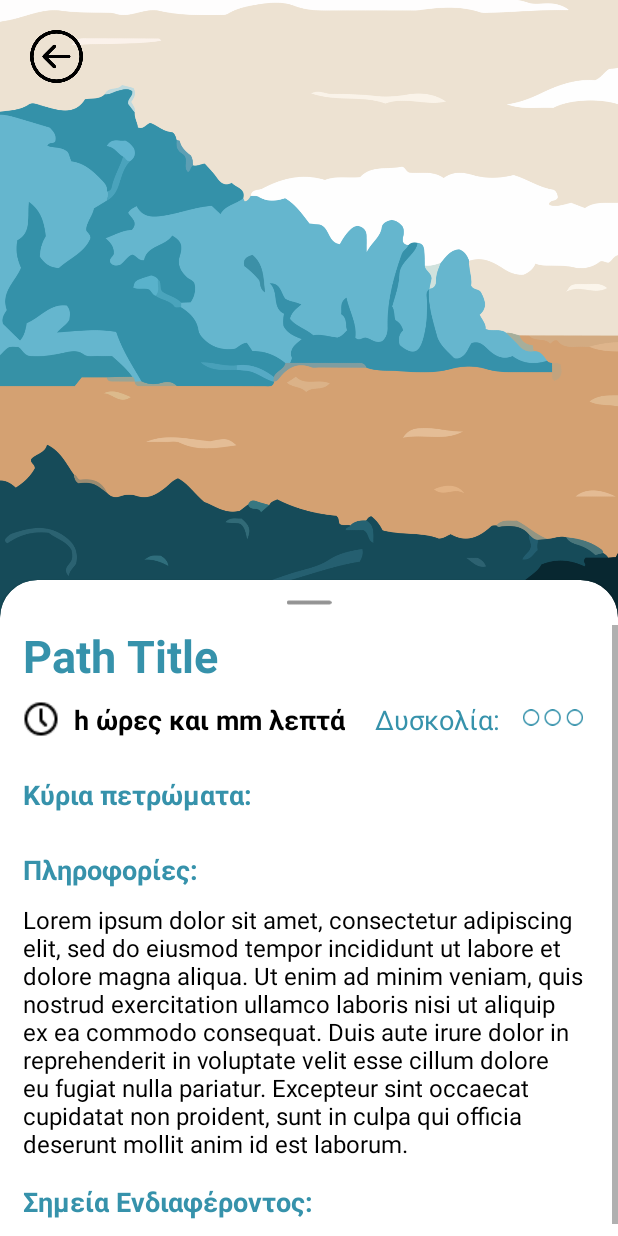
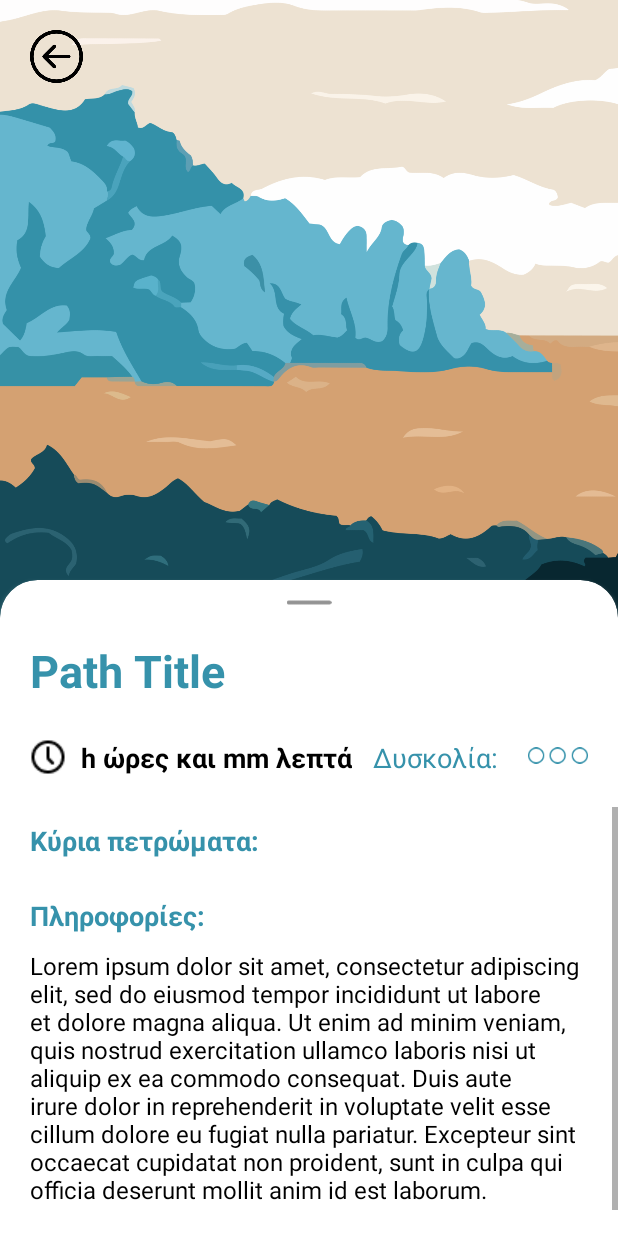
Before and after one commit to TheoGkanoudis/Glitsapp_2.0, an Android app: the layout trail_info.xml on its own in the app's theme, with its tools: preview values and no code run, on a phone screen of 412 x 824 dp. Run offline under Robolectric (Android 15) with nearby library versions, the phone set to English and light mode, and no system bars.

Commit message:
motionLayout for trail info page done. next todo: same as previous...

```diff
--- a/app/src/main/java/com/example/glitsapp20/MapsActivity.java
+++ b/app/src/main/java/com/example/glitsapp20/MapsActivity.java
@@ -64,7 +64,6 @@
 
     private GoogleMap mMap;
     private static Context mContext;
-
     public boolean permissionDenied = false;
     public boolean[] visibleMarkers;
     private boolean locationPermissionsGranted = false;
@@ -79,8 +78,6 @@
     private double minLocDistNew;
     private boolean success = false;
 
-    // POPUPS //
-
     public static ArrayList<Poi> poiList = new ArrayList<>();
     public static ArrayList<Trail> trailList = new ArrayList<>();
     public static int trailToPass;
@@ -89,12 +86,9 @@
     ArrayList<Marker> markers = new ArrayList<>();
     int[] markersPerTrail;
 
-
-
     LatLng apanoMeria = new LatLng(37.49913, 24.907264);
     LatLng cameraPosition = apanoMeria;
     Location userLocation;
-
     RelativeLayout mainLayout;
 
     // FINALS //
@@ -105,6 +99,7 @@
     private static final int PATH_UNSELECTED_W = 4;
     private static final int PATH_SELECTED_W = 7;
     private static final int LOCATION_PERMISSION_REQUEST_CODE = 1;
+    private static final float DEFAULT_MARKER_ALPHA = (float) 0.5;
 
     //keys for storing activity state
     public static final String KEY_LOCATION = "location";
@@ -207,7 +202,7 @@
 
     @Override
     public void onPolylineClick(@NonNull Polyline polyline) {
-        polylineRethink(polyline);
+        pathsRethink(polyline);
         PoiPopup.hidePoiPopup(mainLayout);
     }
 
@@ -220,6 +215,8 @@
             mMap.animateCamera(CameraUpdateFactory.newLatLng(marker.getPosition()));
         }
         TrailPopup.hideTrailPopup(mainLayout);
+        markersAlpha();
+        marker.setAlpha(1);
         PoiPopup.showPoiPopup(Integer.parseInt(Objects.requireNonNull(marker.getTitle())), mainLayout);
         return true;
     }
@@ -227,9 +224,7 @@
     @Override
     public void onMapClick(@NonNull LatLng latLng) {
         if (trailSelected >= 0) {
-            polylineRethink(polylines.get(trailSelected));
-            TrailPopup.hideTrailPopup(mainLayout);
-            PoiPopup.hidePoiPopup(mainLayout);
+            pathsRethink(polylines.get(trailSelected));
         }
     }
 
@@ -415,6 +410,7 @@
         markersPerTrail = new int[trailList.size()];
         for(int i = 0; i< poiList.size(); i++) {
             marker = mMap.addMarker(new MarkerOptions()
+                    .alpha((float) 0.5)
                     .position(poiList.get(i).getCoords())
                     .title("" + i)
                     .icon(BitmapDescriptorFactory.fromResource(R.drawable.flag)));
@@ -455,7 +451,7 @@
         }
     }
 
-    private void polylineRethink(Polyline polyline) {
+    private void pathsRethink(Polyline polyline) {
         if (polyline.getWidth() == PATH_UNSELECTED_W) {
             polyline.setWidth(PATH_SELECTED_W);
             for (int i = 0; i < polylines.size(); i++) {
@@ -466,22 +462,28 @@
                 }
 
             }
-            markersRethink();
             cameraToTrail();
             TrailPopup.showTrailPopup(trailSelected, mainLayout);
-        } else {
-            for (int i = 0; i < polylines.size(); i++) {
-                polylines.get(i).setWidth(PATH_UNSELECTED_W);
+        }
+        else {
+            if(mainLayout.findViewById(R.id.poi_popup).getVisibility()==View.GONE) {
+                polyline.setWidth(PATH_UNSELECTED_W);
+                TrailPopup.hideTrailPopup(mainLayout);
                 trailSelected = -1;
             }
-
-            PoiPopup.hidePoiPopup(mainLayout);
-            markersRethink();
+            else {
+                cameraToTrail();
+                markersAlpha();
+                PoiPopup.hidePoiPopup(mainLayout);
+                TrailPopup.showTrailPopup(trailSelected, mainLayout);
+            }
         }
+        markersRethink();
     }
 
     private void markersRethink() {
         int id = 0;
+        markersAlpha();
         for (int i = 0; i < markersPerTrail.length; i++) {
             for (int j = 0; j < markersPerTrail[i]; j++) {
                 if (i == trailSelected) {
@@ -577,6 +579,11 @@
         return titles;
     }
 
+    public void markersAlpha(){
+        for (Marker marker:markers) {
+            marker.setAlpha(DEFAULT_MARKER_ALPHA);
+        }
+    }
 
     public static int getResId(String resName, Class<?> c) {
 
--- a/app/src/main/res/layout/trail_info.xml
+++ b/app/src/main/res/layout/trail_info.xml
@@ -1,39 +1,32 @@
 <?xml version="1.0" encoding="utf-8"?>
-<androidx.constraintlayout.widget.ConstraintLayout
+<androidx.constraintlayout.motion.widget.MotionLayout xmlns:android="http://schemas.android.com/apk/res/android"
+    xmlns:app="http://schemas.android.com/apk/res-auto"
     android:id="@+id/trail_info_activity"
-    xmlns:android="http://schemas.android.com/apk/res/android"
-    xmlns:app="http://schemas.android.com/apk/res-auto"
     android:layout_width="match_parent"
-    android:layout_height="match_parent">
+    android:layout_height="match_parent"
+    app:layoutDescription="@xml/trail_info_scene">
 
     <ImageView
         android:id="@+id/trail_image"
         android:layout_width="match_parent"
         android:layout_height="0dp"
         android:background="@drawable/grizas"
+        android:translationZ="-100dp"
         app:layout_constraintDimensionRatio="1:1"
         app:layout_constraintStart_toStartOf="parent"
-        app:layout_constraintTop_toTopOf="parent"
-        android:translationZ="-100dp"/>
-
-    <ImageView
-        android:id="@+id/back_button"
-        android:layout_width="35dp"
-        android:layout_height="35dp"
-        android:layout_marginStart="20dp"
-        android:layout_marginTop="20dp"
-        app:layout_constraintStart_toStartOf="parent"
-        app:layout_constraintTop_toTopOf="parent"
-        android:background="@drawable/back_icon"/>
+        app:layout_constraintTop_toTopOf="parent" />
 
     <androidx.cardview.widget.CardView
+        android:id="@+id/trailCard"
         android:layout_width="match_parent"
         android:layout_height="0dp"
         android:layout_marginTop="-25dp"
+        android:layout_marginBottom="-25dp"
+        android:outlineAmbientShadowColor="@color/white"
+        android:outlineSpotShadowColor="@color/white"
         app:cardCornerRadius="25dp"
         app:layout_constraintBottom_toBottomOf="parent"
-        app:layout_constraintTop_toBottomOf="@+id/trail_image"
-        android:layout_marginBottom="-25dp">
+        app:layout_constraintTop_toBottomOf="@+id/trail_image">
 
         <LinearLayout
             android:layout_width="match_parent"
@@ -41,23 +34,22 @@
             android:orientation="vertical"
             android:paddingBottom="20dp">
 
+            <LinearLayout
+                android:id="@+id/trail_grip"
+                android:layout_width="match_parent"
+                android:layout_height="wrap_content"
+                android:layout_marginBottom="5dp"
+                android:orientation="vertical"
+                android:paddingHorizontal="20dp">
+
                 <ImageView
                     android:layout_width="wrap_content"
                     android:layout_height="30dp"
                     android:layout_gravity="center"
                     android:src="@drawable/pull" />
 
-            <ScrollView
-                android:layout_width="match_parent"
-                android:layout_height="match_parent">
-
-                <LinearLayout
-                    android:layout_width="match_parent"
-                    android:layout_height="wrap_content"
-                    android:orientation="vertical"
-                    android:paddingHorizontal="15dp">
-
                 <TextView
+                    android:layout_marginVertical="10dp"
                     android:id="@+id/trail_name"
                     android:layout_width="wrap_content"
                     android:layout_height="wrap_content"
@@ -66,17 +58,18 @@
                     android:textSize="30sp"
                     android:textStyle="bold" />
 
-                    <LinearLayout
+                <androidx.constraintlayout.widget.ConstraintLayout
                     android:layout_width="match_parent"
                     android:layout_height="wrap_content"
-                        android:orientation="horizontal"
-                        android:paddingVertical="10dp"
-                        android:layout_marginBottom="5dp">
+                    android:paddingVertical="15dp">
 
                     <ImageView
+                        android:id="@+id/clock"
                         android:layout_width="wrap_content"
                         android:layout_height="wrap_content"
-                            android:background="@drawable/clock" />
+                        android:background="@drawable/clock"
+                        app:layout_constraintStart_toStartOf="parent"
+                        app:layout_constraintTop_toTopOf="parent" />
 
                     <TextView
                         android:id="@+id/trail_time"
@@ -86,25 +79,51 @@
                         android:text="h ώρες και mm λεπτά"
                         android:textColor="@color/black"
                         android:textSize="18sp"
-                            android:textStyle="bold" />
+                        android:textStyle="bold"
+                        app:layout_constraintStart_toEndOf="@+id/clock"
+                        app:layout_constraintTop_toTopOf="parent" />
 
                     <TextView
                         android:layout_width="wrap_content"
                         android:layout_height="wrap_content"
                         android:layout_gravity="end"
-                            android:layout_marginStart="20dp"
+                        android:layout_marginEnd="20dp"
                         android:text="Δυσκολία:"
                         android:textColor="@color/teal_700"
-                            android:textSize="18sp" />
+                        android:textSize="18sp"
+                        app:layout_constraintEnd_toStartOf="@id/trail_difficulty"
+                        app:layout_constraintTop_toTopOf="parent" />
 
                     <ImageView
                         android:id="@+id/trail_difficulty"
-                            android:layout_marginStart="15dp"
                         android:layout_width="40dp"
                         android:layout_height="wrap_content"
-                            android:src="@drawable/diff0" />
+                        android:src="@drawable/diff0"
+                        app:layout_constraintEnd_toEndOf="parent"
+                        app:layout_constraintTop_toTopOf="parent" />
 
+                </androidx.constraintlayout.widget.ConstraintLayout>
             </LinearLayout>
+
+            <LinearLayout
+                android:layout_width="match_parent"
+                android:layout_height="wrap_content"
+                android:orientation="vertical">
+
+                <ScrollView
+                    android:layout_width="match_parent"
+                    android:layout_height="wrap_content">
+
+                    <LinearLayout
+                        android:layout_width="match_parent"
+                        android:layout_height="wrap_content"
+                        android:orientation="vertical">
+
+                        <LinearLayout
+                            android:layout_width="match_parent"
+                            android:layout_height="wrap_content"
+                            android:orientation="vertical"
+                            android:paddingHorizontal="20dp">
 
                             <TextView
                                 android:layout_width="wrap_content"
@@ -119,19 +138,19 @@
                                 android:id="@+id/trail_rocks"
                                 android:layout_width="wrap_content"
                                 android:layout_height="wrap_content"
-                        android:orientation="horizontal"
-                        android:layout_marginBottom="5dp">
+                                android:layout_marginBottom="5dp"
+                                android:orientation="horizontal">
 
                                 <ScrollView
                                     android:layout_width="wrap_content"
                                     android:layout_height="wrap_content">
 
                                     <androidx.recyclerview.widget.RecyclerView
+                                        android:id="@+id/rv_rocks"
                                         android:layout_width="wrap_content"
                                         android:layout_height="wrap_content"
                                         android:orientation="horizontal"
-                            android:id="@+id/rv_rocks"
-                            app:layoutManager="androidx.recyclerview.widget.LinearLayoutManager"/>
+                                        app:layoutManager="androidx.recyclerview.widget.LinearLayoutManager" />
 
                                 </ScrollView>
 
@@ -148,14 +167,15 @@
 
                             <TextView
                                 android:id="@+id/trail_info"
-                        android:layout_marginBottom="5dp"
                                 android:layout_width="match_parent"
                                 android:layout_height="wrap_content"
+                                android:layout_marginBottom="5dp"
                                 android:text="@string/lorem_ipsum"
                                 android:textColor="@color/black"
                                 android:textSize="16sp" />
 
                             <TextView
+                                android:id="@+id/tvSE"
                                 android:layout_width="wrap_content"
                                 android:layout_height="wrap_content"
                                 android:layout_marginVertical="10dp"
@@ -164,23 +184,39 @@
                                 android:textSize="18sp"
                                 android:textStyle="bold" />
 
-                    <LinearLayout
+                        </LinearLayout>
+
+                        <RelativeLayout
+                            android:layout_width="match_parent"
+                            android:layout_height="wrap_content"
+                            android:paddingHorizontal="15dp">
+
+                            <androidx.recyclerview.widget.RecyclerView
+                                android:id="@+id/rv_pois"
                                 android:layout_width="match_parent"
                                 android:layout_height="wrap_content"
                                 android:orientation="vertical"
-                        android:layout_marginBottom="20dp">
+                                app:layoutManager="androidx.recyclerview.widget.LinearLayoutManager" />
 
-                        <androidx.recyclerview.widget.RecyclerView
-                            android:layout_width="match_parent"
-                            android:layout_height="wrap_content"
-                            android:orientation="vertical"
-                            android:id="@+id/rv_pois"
-                            app:layoutManager="androidx.recyclerview.widget.LinearLayoutManager"/>
+                        </RelativeLayout>
 
                     </LinearLayout>
+
+                </ScrollView>
             </LinearLayout>
-            </ScrollView>
+
         </LinearLayout>
     </androidx.cardview.widget.CardView>
 
-</androidx.constraintlayout.widget.ConstraintLayout>
+    <ImageView
+        android:id="@+id/back_button"
+        android:layout_width="35dp"
+        android:layout_height="35dp"
+        android:layout_marginStart="20dp"
+        android:layout_marginTop="20dp"
+        android:foreground="@drawable/back_icon"
+        android:translationZ="100dp"
+        app:layout_constraintStart_toStartOf="@id/trailCard"
+        app:layout_constraintTop_toTopOf="parent" />
+
+</androidx.constraintlayout.motion.widget.MotionLayout>
--- /dev/null
+++ b/app/src/main/res/xml/trail_info_scene.xml
@@ -0,0 +1,45 @@
+<?xml version="1.0" encoding="utf-8"?>
+<MotionScene
+    xmlns:android="http://schemas.android.com/apk/res/android"
+    xmlns:motion="http://schemas.android.com/apk/res-auto">
+
+    <Transition
+        motion:constraintSetEnd="@+id/end"
+        motion:constraintSetStart="@id/start"
+        motion:duration="1000"
+        motion:motionInterpolator="cubic(0.7,0,0.3,1)">
+       <KeyFrameSet>
+           <KeyAttribute
+               motion:motionTarget="@+id/trail_image"
+               motion:framePosition="100"
+               android:alpha="0" />
+       </KeyFrameSet>
+        <OnSwipe
+            motion:touchAnchorId="@+id/trailCard"
+            motion:touchAnchorSide="top" />
+    </Transition>
+
+    <ConstraintSet android:id="@+id/start">
+    </ConstraintSet>
+
+    <ConstraintSet android:id="@+id/end">
+        <Constraint
+            android:id="@+id/trailCard"
+            android:layout_marginTop="-25dp"
+            android:layout_marginBottom="-25dp"
+            motion:layout_constraintBottom_toBottomOf="parent"
+            motion:layout_constraintTop_toTopOf="parent"
+            android:layout_height="0dp"
+            android:layout_width="match_parent"/>
+        <Constraint
+            android:id="@+id/back_button"
+            android:translationZ="100dp"
+            android:layout_height="35dp"
+            android:layout_marginTop="20dp"
+            motion:layout_constraintTop_toTopOf="parent"
+            android:layout_width="35dp"
+            motion:layout_constraintEnd_toEndOf="@id/trailCard"
+            android:layout_marginEnd="20dp"
+            motion:transitionEasing="cubic(0.7,0,0.3,1)" />
+    </ConstraintSet>
+</MotionScene>
```
Also changed, not shown: app/build.gradle (+5 -5 lines). Lines whose indentation alone changed are shown as unchanged.
